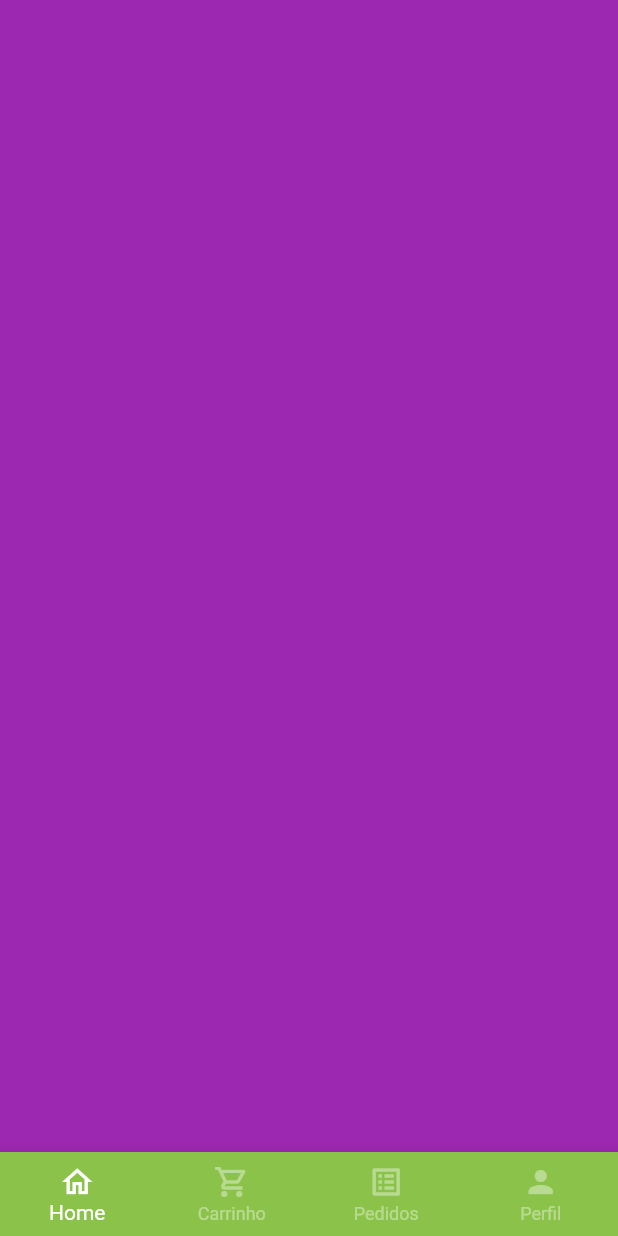
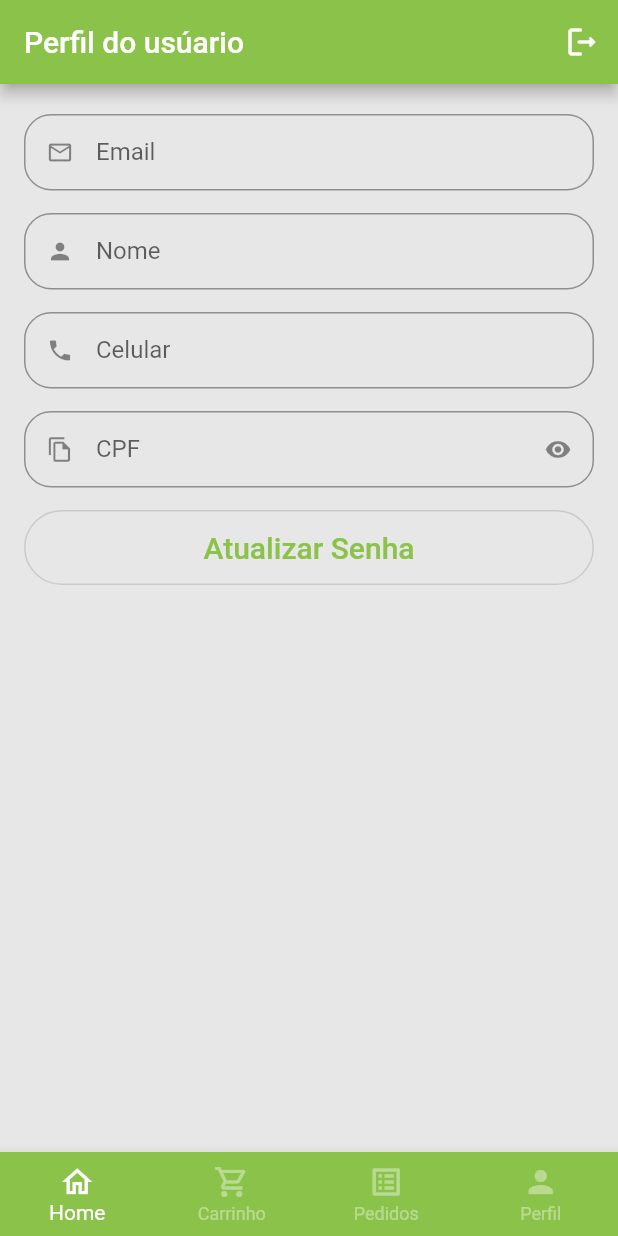
Before and after one commit to aironsg/kitanda_app, a Flutter app: the BaseScreen screen opened by its route, swiped to page 4, on a phone screen of 412 x 824 dp. Run offline on Flutter 3.47's test engine with Material 2 defaults, Android fonts, the phone set to English and light mode, and no system bars; our stand-ins replace animated_text_kit, badges, get, mask_text_input_formatter.

Commit message:
contrucao tela de perfil

```diff
--- a/lib/app/src/config/app_data.dart
+++ b/lib/app/src/config/app_data.dart
@@ -72,6 +72,8 @@ List<CartItemModel> cartItens = [
   CartItemModel(item: guava, quantity: 2),
   CartItemModel(item: papaya, quantity: 1),
   CartItemModel(item: mango, quantity: 2),
+  CartItemModel(item: grape, quantity: 2),
+  CartItemModel(item: kiwi, quantity: 1),
 ];
 
 List<String> categories = [
--- a/lib/app/src/models/cart_item_model.dart
+++ b/lib/app/src/models/cart_item_model.dart
@@ -8,4 +8,7 @@ class CartItemModel {
     required this.item,
     required this.quantity,
   });
+
+  double totalPrice() => item.price * quantity;
+  static double totalPriceCart(double total) => total;
 }
--- a/lib/app/src/pages/auth/sing_in_screen.dart
+++ b/lib/app/src/pages/auth/sing_in_screen.dart
@@ -1,7 +1,7 @@
 import 'package:animated_text_kit/animated_text_kit.dart';
 import 'package:flutter/material.dart';
 import 'package:get/get.dart';
-import 'package:kitanda_app/app/src/pages/auth/components/custom_form_field.dart';
+import 'package:kitanda_app/app/src/pages/common_widgets/custom_form_field.dart';
 import 'package:kitanda_app/app/src/config/custom_color.dart';
 
 class SingInScreen extends StatelessWidget {
--- a/lib/app/src/pages/auth/sing_up_screen.dart
+++ b/lib/app/src/pages/auth/sing_up_screen.dart
@@ -1,5 +1,5 @@
 import 'package:flutter/material.dart';
-import 'package:kitanda_app/app/src/pages/auth/components/custom_form_field.dart';
+import 'package:kitanda_app/app/src/pages/common_widgets/custom_form_field.dart';
 import 'package:kitanda_app/app/src/config/custom_color.dart';
 import 'package:get/get.dart';
 import 'package:mask_text_input_formatter/mask_text_input_formatter.dart';
--- a/lib/app/src/pages/base/base_screen.dart
+++ b/lib/app/src/pages/base/base_screen.dart
@@ -3,6 +3,7 @@ import 'package:flutter/material.dart';
 import 'package:kitanda_app/app/src/config/custom_color.dart';
 import 'package:kitanda_app/app/src/pages/cart/cart_tab.dart';
 import 'package:kitanda_app/app/src/pages/home/home_tab.dart';
+import 'package:kitanda_app/app/src/pages/profile/profile_tab.dart';
 
 class BaseScreen extends StatefulWidget {
   const BaseScreen({Key? key}) : super(key: key);
@@ -24,9 +25,9 @@ class _BaseScreenState extends State<BaseScreen> {
         controller: pageController,
         children: [
           const HomeTab(),
-          CartTab(),
+          const CartTab(),
           Container(color: Colors.yellow),
-          Container(color: Colors.purple),
+          const ProfileTab()
         ],
       ),
 
--- /dev/null
+++ b/lib/app/src/pages/profile/profile_tab.dart
@@ -0,0 +1,87 @@
+import 'package:flutter/material.dart';
+import 'package:kitanda_app/app/src/config/custom_color.dart';
+import 'package:kitanda_app/app/src/pages/common_widgets/custom_form_field.dart';
+
+class ProfileTab extends StatelessWidget {
+  const ProfileTab({Key? key}) : super(key: key);
+
+  @override
+  Widget build(BuildContext context) {
+    return Scaffold(
+      appBar: AppBar(
+        automaticallyImplyLeading: false,
+        actions: [
+          IconButton(
+              onPressed: () {},
+              icon: const Icon(
+                Icons.logout_rounded,
+                color: Colors.white,
+              )),
+        ],
+        title: const Text(
+          'Perfil do usúario',
+          style: TextStyle(color: Colors.white),
+        ),
+      ),
+      body: Container(
+        padding: const EdgeInsets.symmetric(horizontal: 16.0, vertical: 20),
+        child: Column(
+          crossAxisAlignment: CrossAxisAlignment.stretch,
+          children: [
+            //Email
+            const CustomFormField(
+              inputType: TextInputType.emailAddress,
+              label: 'Email',
+              hint: 'Fulano@email.com',
+              icon: Icon(Icons.email_outlined),
+            ),
+
+            //Nome
+            const CustomFormField(
+              inputType: TextInputType.text,
+              label: 'Nome',
+              hint: 'Fulano',
+              icon: Icon(Icons.person),
+            ),
+
+            //Celular
+            const CustomFormField(
+              inputType: TextInputType.phone,
+              label: 'Celular',
+              hint: '(00)0000-0000',
+              icon: Icon(Icons.phone),
+            ),
+
+            //CPF
+            const CustomFormField(
+              inputType: TextInputType.number,
+              label: 'CPF',
+              hint: '000.000.000-00',
+              icon: Icon(Icons.file_copy_outlined),
+              isSecret: true,
+            ),
+
+            //Botão Atualizar
+            SizedBox(
+              height: 50,
+              child: OutlinedButton(
+                style: OutlinedButton.styleFrom(
+                  shape: RoundedRectangleBorder(
+                    side: BorderSide(
+                        color: CustomColor.customSwatchColor, width: 2),
+                    borderRadius: BorderRadius.circular(40),
+                  ),
+                ),
+                onPressed: () {},
+                child: const Text(
+                  'Atualizar Senha',
+                  style: TextStyle(fontSize: 20.0),
+                ),
+              ),
+            )
+          ],
+        ),
+      ),
+    );
+  }
+}
```
Also changed, not shown: lib/app/src/pages/cart/cart_tab.dart (+70 -67 lines), lib/app/src/pages/cart/components/cart_tile.dart (added, +69 -0 lines), lib/app/src/pages/common_widgets/quantity_widget.dart (+13 -4 lines), lib/app/src/pages/common_widgets/custom_form_field.dart (renamed from lib/app/src/pages/auth/components/custom_form_field.dart).
